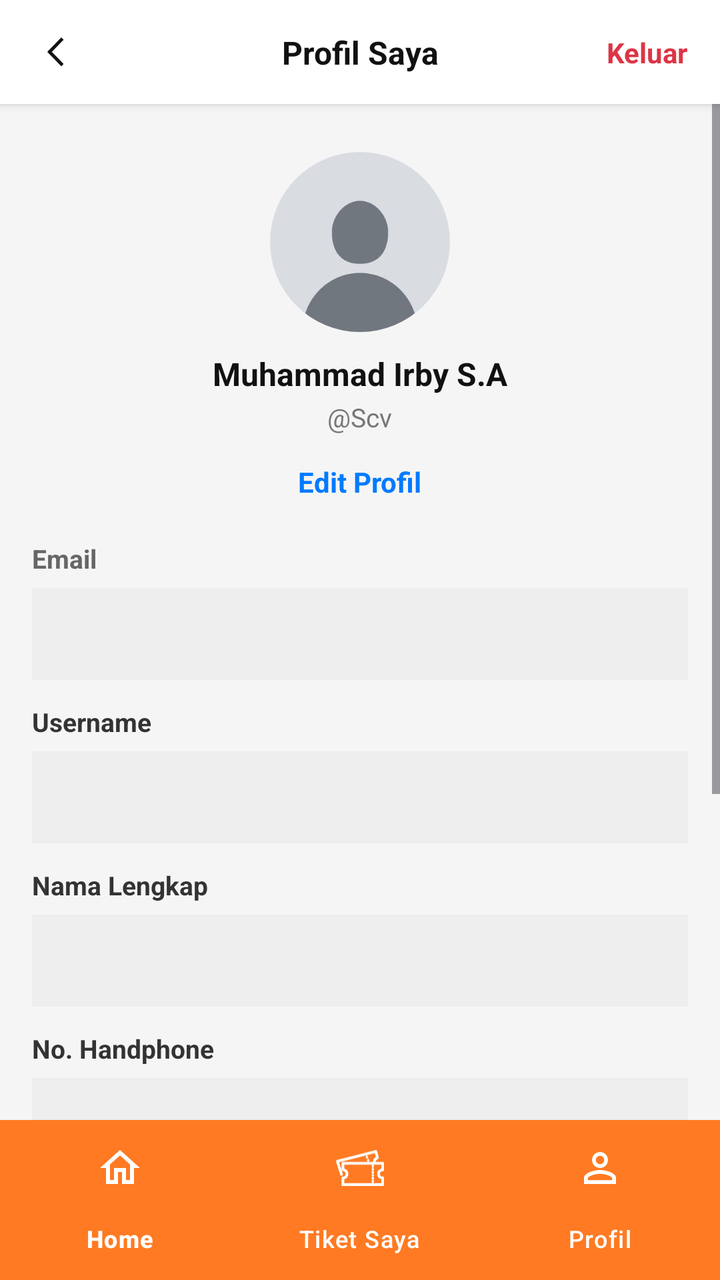
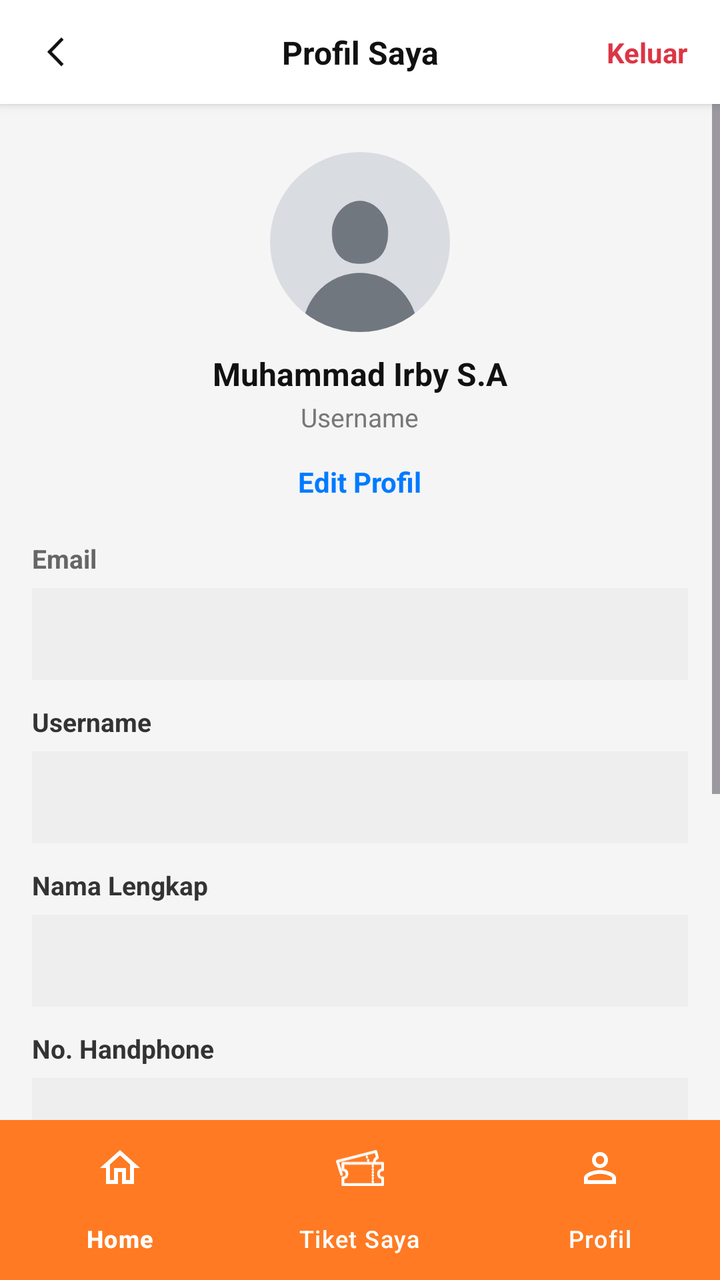

An Android layout rendered at two revisions. The XML below is the earlier revision; the diff shows what the commit changed to produce the second picture.
<!-- AndroidManifest.xml: application theme Theme.Travelia -->
<!-- res/layout/activity_profil.xml -->
<?xml version="1.0" encoding="utf-8"?>
<androidx.constraintlayout.widget.ConstraintLayout
    xmlns:android="http://schemas.android.com/apk/res/android"
    xmlns:app="http://schemas.android.com/apk/res-auto"
    xmlns:tools="http://schemas.android.com/tools"
    android:layout_width="match_parent"
    android:layout_height="match_parent"
    android:background="#F5F5F5"
    android:fitsSystemWindows="true"
    tools:context=".ProfilActivity">

    
    <androidx.cardview.widget.CardView
        android:id="@+id/headerCard"
        android:layout_width="match_parent"
        android:layout_height="wrap_content"
        app:cardBackgroundColor="#FFFFFF"
        app:cardCornerRadius="0dp"
        app:cardElevation="3dp"
        app:layout_constraintTop_toTopOf="parent">

        <androidx.constraintlayout.widget.ConstraintLayout
            android:layout_width="match_parent"
            android:layout_height="wrap_content"
            android:paddingHorizontal="16dp"
            android:paddingVertical="14dp">

            <ImageView
                android:id="@+id/btnBack"
                android:layout_width="24dp"
                android:layout_height="24dp"
                android:contentDescription="Back"
                android:src="@drawable/ic_back"
                app:layout_constraintBottom_toBottomOf="parent"
                app:layout_constraintStart_toStartOf="parent"
                app:layout_constraintTop_toTopOf="parent"
                app:tint="#111111" />

            <TextView
                android:layout_width="wrap_content"
                android:layout_height="wrap_content"
                android:text="Profil Saya"
                android:textColor="#111111"
                android:textSize="16sp"
                android:textStyle="bold"
                app:layout_constraintBottom_toBottomOf="parent"
                app:layout_constraintEnd_toEndOf="parent"
                app:layout_constraintStart_toStartOf="parent"
                app:layout_constraintTop_toTopOf="parent" />

            
            <TextView
                android:id="@+id/btnLogout"
                android:layout_width="wrap_content"
                android:layout_height="wrap_content"
                android:clickable="true"
                android:focusable="true"
                android:text="Keluar"
                android:textColor="#DC3545"
                android:textSize="14sp"
                android:textStyle="bold"
                app:layout_constraintBottom_toBottomOf="parent"
                app:layout_constraintEnd_toEndOf="parent"
                app:layout_constraintTop_toTopOf="parent" />

        </androidx.constraintlayout.widget.ConstraintLayout>
    </androidx.cardview.widget.CardView>

    
    <ScrollView
        android:layout_width="0dp"
        android:layout_height="0dp"
        android:fillViewport="true"
        app:layout_constraintBottom_toTopOf="@id/bottomNavigation"
        app:layout_constraintEnd_toEndOf="parent"
        app:layout_constraintStart_toStartOf="parent"
        app:layout_constraintTop_toBottomOf="@id/headerCard">

        <LinearLayout
            android:layout_width="match_parent"
            android:layout_height="wrap_content"
            android:orientation="vertical"
            android:paddingHorizontal="16dp"
            android:paddingTop="16dp"
            android:paddingBottom="40dp">

            
            <LinearLayout
                android:layout_width="match_parent"
                android:layout_height="wrap_content"
                android:gravity="center_horizontal"
                android:orientation="vertical"
                android:layout_marginTop="8dp"
                android:layout_marginBottom="16dp">

                
                <com.google.android.material.imageview.ShapeableImageView
                    android:id="@+id/imgProfile"
                    android:layout_width="90dp"
                    android:layout_height="90dp"
                    android:scaleType="centerCrop"
                    android:src="@drawable/ic_default_avatar"
                    app:shapeAppearanceOverlay="@style/ShapeAppearance.App.CircleImageView" />

                <TextView
                    android:id="@+id/tvProfileName"
                    android:layout_width="wrap_content"
                    android:layout_height="wrap_content"
                    android:layout_marginTop="10dp"
                    android:text="Muhammad Irby S.A"
                    android:textColor="#111111"
                    android:textSize="16sp"
                    android:textStyle="bold" />

                <TextView
                    android:id="@+id/tvProfileUsername"
                    android:layout_width="wrap_content"
                    android:layout_height="wrap_content"
                    android:layout_marginTop="2dp"
                    android:text="@Scv"
                    android:textColor="#777777"
                    android:textSize="13sp" />

                
                <TextView
                    android:id="@+id/btnEditSave"
                    android:layout_width="wrap_content"
                    android:layout_height="wrap_content"
                    android:layout_marginTop="10dp"
                    android:clickable="true"
                    android:focusable="true"
                    android:paddingHorizontal="12dp"
                    android:paddingVertical="4dp"
                    android:text="Edit Profil"
                    android:textColor="#007BFF"
                    android:textSize="14sp"
                    android:textStyle="bold" />

            </LinearLayout>

            
            <LinearLayout
                android:layout_width="match_parent"
                android:layout_height="wrap_content"
                android:orientation="vertical">

                
                <TextView
                    android:layout_width="wrap_content"
                    android:layout_height="wrap_content"
                    android:text="Email"
                    android:textColor="#666666"
                    android:textSize="13sp"
                    android:textStyle="bold" />

                <EditText
                    android:id="@+id/etEmail"
                    android:layout_width="match_parent"
                    android:layout_height="46dp"
                    android:layout_marginTop="6dp"
                    android:layout_marginBottom="12dp"
                    android:background="#EEEEEE"
                    android:enabled="false"
                    android:paddingHorizontal="16dp"
                    android:textColor="#999999"
                    android:textSize="13sp" />

                
                <TextView
                    android:layout_width="wrap_content"
                    android:layout_height="wrap_content"
                    android:text="Username"
                    android:textColor="#333333"
                    android:textSize="13sp"
                    android:textStyle="bold" />

                <EditText
                    android:id="@+id/etUsername"
                    android:layout_width="match_parent"
                    android:layout_height="46dp"
                    android:layout_marginTop="6dp"
                    android:layout_marginBottom="12dp"
                    android:background="#EEEEEE"
                    android:enabled="false"
                    android:paddingHorizontal="16dp"
                    android:textColor="#333333"
                    android:maxLength="8"
                    android:textSize="13sp" />

                
                <TextView
                    android:layout_width="wrap_content"
                    android:layout_height="wrap_content"
                    android:text="Nama Lengkap"
                    android:textColor="#333333"
                    android:textSize="13sp"
                    android:textStyle="bold" />

                <EditText
                    android:id="@+id/etFullName"
                    android:layout_width="match_parent"
                    android:layout_height="46dp"
                    android:layout_marginTop="6dp"
                    android:layout_marginBottom="12dp"
                    android:maxLength="30"
                    android:background="#EEEEEE"
                    android:enabled="false"
                    android:paddingHorizontal="16dp"
                    android:textColor="#333333"
                    android:textSize="13sp" />

                
                <TextView
                    android:layout_width="wrap_content"
                    android:layout_height="wrap_content"
                    android:text="No. Handphone"
                    android:textColor="#333333"
                    android:textSize="13sp"
                    android:textStyle="bold" />

                <EditText
                    android:id="@+id/etPhone"
                    android:layout_width="match_parent"
                    android:layout_height="46dp"
                    android:layout_marginTop="6dp"
                    android:layout_marginBottom="12dp"
                    android:background="#EEEEEE"
                    android:enabled="false"
                    android:inputType="phone"
                    android:maxLength="12"
                    android:paddingHorizontal="16dp"
                    android:textColor="#333333"
                    android:textSize="13sp" />

                
                <TextView
                    android:layout_width="wrap_content"
                    android:layout_height="wrap_content"
                    android:text="Kota"
                    android:textColor="#333333"
                    android:textSize="13sp"
                    android:textStyle="bold" />

                <AutoCompleteTextView
                    android:id="@+id/etCity"
                    android:layout_width="match_parent"
                    android:layout_height="46dp"
                    android:layout_marginTop="6dp"
                    android:layout_marginBottom="12dp"
                    android:background="#EEEEEE"
                    android:enabled="false"
                    android:inputType="none"
                    android:paddingHorizontal="16dp"
                    android:textColor="#333333"
                    android:textSize="13sp" />

                
                <TextView
                    android:layout_width="wrap_content"
                    android:layout_height="wrap_content"
                    android:text="Jenis Kelamin"
                    android:textColor="#333333"
                    android:textSize="13sp"
                    android:textStyle="bold" />

                <AutoCompleteTextView
                    android:id="@+id/etGender"
                    android:layout_width="match_parent"
                    android:layout_height="46dp"
                    android:layout_marginTop="6dp"
                    android:layout_marginBottom="12dp"
                    android:background="#EEEEEE"
                    android:enabled="false"
                    android:inputType="none"
                    android:paddingHorizontal="16dp"
                    android:textColor="#333333"
                    android:textSize="13sp" />

            </LinearLayout>

        </LinearLayout>
    </ScrollView>

    
    <include
        android:id="@+id/bottomNavigation"
        layout="@layout/layout_bottom_nav"
        android:layout_width="match_parent"
        android:layout_height="wrap_content"
        app:layout_constraintBottom_toBottomOf="parent"
        app:layout_constraintEnd_toEndOf="parent"
        app:layout_constraintStart_toStartOf="parent" />

</androidx.constraintlayout.widget.ConstraintLayout>
<!-- res/layout/layout_bottom_nav.xml (included above) -->
<?xml version="1.0" encoding="utf-8"?>
<com.google.android.material.bottomnavigation.BottomNavigationView
    xmlns:android="http://schemas.android.com/apk/res/android"
    xmlns:app="http://schemas.android.com/apk/res-auto"
    android:id="@+id/bottomNavigation"
    android:layout_width="match_parent"
    android:layout_height="wrap_content"
    android:background="#FF7A22"
    app:itemActiveIndicatorStyle="@style/CustomActiveIndicator"
    app:itemIconTint="#FFFFFF"
    app:itemTextColor="#FFFFFF"
    app:menu="@menu/bottom_nav_menu"
    android:clipToPadding="false" />
<!-- resources referenced by this layout -->
<resources>
  <!-- drawable ic_back: png bitmap (drawable, 491 bytes) -->
  <!-- drawable ic_default_avatar: jpg bitmap (drawable, 3053 bytes) -->
  <style name="CustomActiveIndicator" parent="Widget.Material3.BottomNavigationView.ActiveIndicator">
          <item name="android:color">#1AFF7A22</item>
      </style>
  <style name="ShapeAppearance.App.CircleImageView" parent="">
          <item name="cornerSize">50%</item>
      </style>
  <style name="Theme.Travelia" parent="Base.Theme.Travelia">
          
          <item name="android:editTextColor">#111111</item>
          <item name="android:textColorPrimary">#111111</item>
  
          
          <item name="android:dialogTheme">@android:style/Theme.Material.Light.Dialog</item>
          <item name="android:datePickerDialogTheme">@android:style/Theme.Material.Light.Dialog</item>
          <item name="android:timePickerDialogTheme">@android:style/Theme.Material.Light.Dialog</item>
      </style>
  <style name="Base.Theme.Travelia" parent="Theme.Material3.Light.NoActionBar">
          
          <item name="colorPrimary">#FF7A22</item>
          <item name="colorOnPrimary">#FFFFFF</item>
          <item name="android:windowBackground">#F5F5F5</item>
          <item name="colorSurface">#FFFFFF</item>
  
          
          <item name="android:windowOptOutEdgeToEdgeEnforcement">true</item>
  
      </style>
</resources>

<!-- the commit's change to res/layout/activity_profil.xml (unified diff, before → after) -->
@@ -117,7 +117,7 @@
                     android:layout_width="wrap_content"
                     android:layout_height="wrap_content"
                     android:layout_marginTop="2dp"
-                    android:text="@Scv"
+                    android:text="Username"
                     android:textColor="#777777"
                     android:textSize="13sp" />
 
<!-- resource entries referenced after the edit -->
@@ -25,8 +25,6 @@
           <item name="android:windowBackground">#F5F5F5</item>
           <item name="colorSurface">#FFFFFF</item>
   
-          
-          <item name="android:windowOptOutEdgeToEdgeEnforcement">true</item>
   
       </style>
 </resources>
